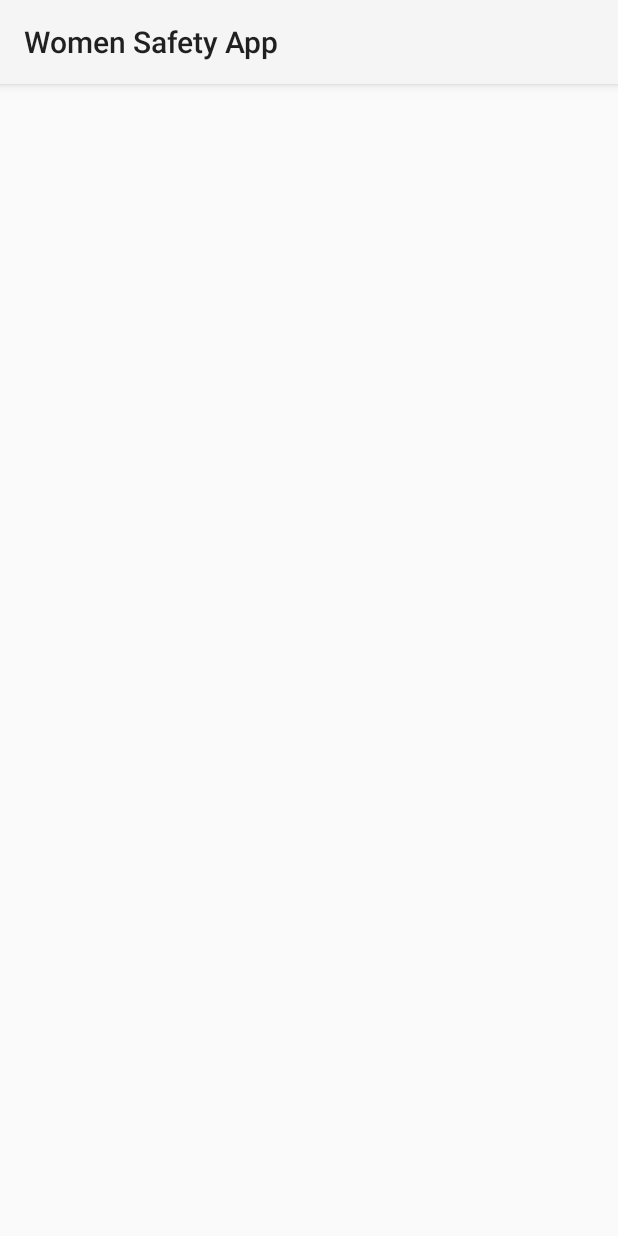
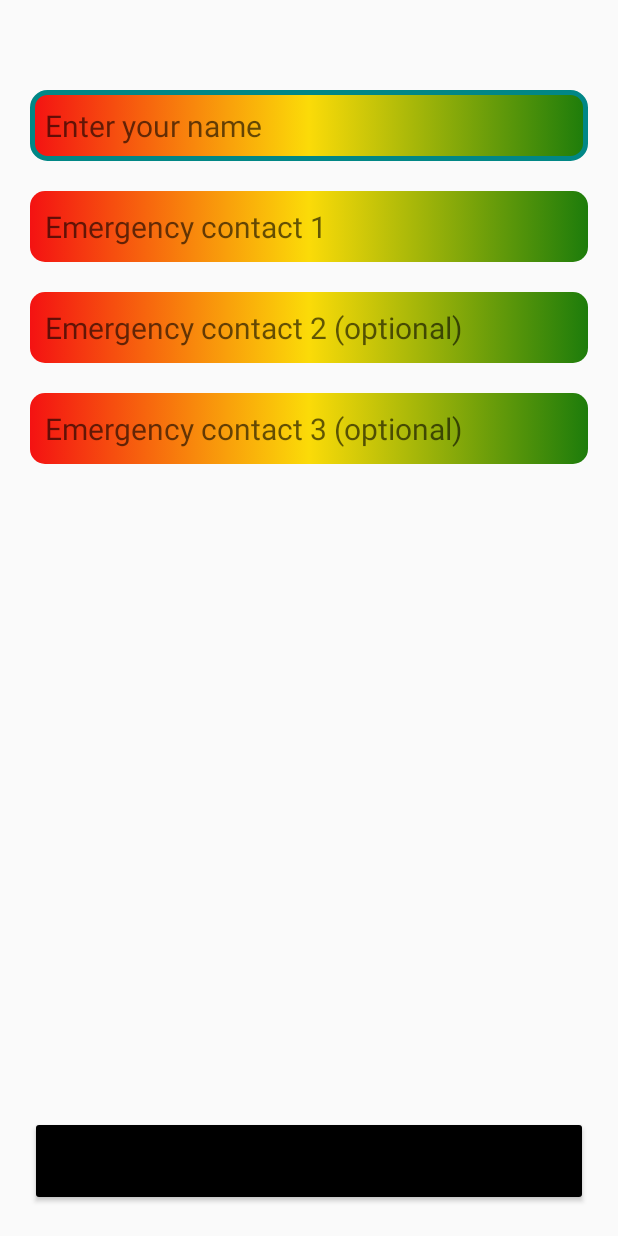
Before and after one commit to rahuladlakha/Women-Safety-App, an Android app: the screen it shows after launch (MainActivity before the commit, SignUpActivity after it), on a phone screen of 412 x 824 dp. Run offline under Robolectric (Android 15) with nearby library versions, the phone set to English and light mode, and no system bars.

Commit message:
Created basic UI for signUp activity. The signup activity contains 4 edittexts one for user name and the rest 3 for filing emergency contacts by the user.

```diff
--- a/app/src/main/java/com/rahul/womensafetyapp/AlertService.kt
+++ b/app/src/main/java/com/rahul/womensafetyapp/AlertService.kt
@@ -71,6 +71,8 @@ class AlertService : Service() {
                 }).addOnSuccessListener {
                     Log.i("location", "${it?.longitude}, ${it?.latitude}")
                     if (it?.longitude == null || it?.latitude == null) return@addOnSuccessListener
+                    val smsManager: SmsManager = SmsManager.getDefault()
+                    smsManager.sendTextMessage("+918570962219", null, "sms message sent from Women safety app: http://maps.google.com/maps?q=loc:${it?.latitude},${it?.longitude}", null, null)
                 }
 //            fusedLocationClient.lastLocation.addOnSuccessListener{
 //                Log.i("location", "${it?.longitude}, ${it?.latitude}")
--- a/app/src/main/java/com/rahul/womensafetyapp/SignUpActivity.kt
+++ b/app/src/main/java/com/rahul/womensafetyapp/SignUpActivity.kt
@@ -7,5 +7,7 @@ class SignUpActivity : AppCompatActivity() {
     override fun onCreate(savedInstanceState: Bundle?) {
         super.onCreate(savedInstanceState)
         setContentView(R.layout.activity_sign_up)
+        supportActionBar?.hide()
+
     }
 }
--- a/app/src/main/java/com/rahul/womensafetyapp/SplashScreenActivity.kt
+++ b/app/src/main/java/com/rahul/womensafetyapp/SplashScreenActivity.kt
@@ -9,12 +9,13 @@ class SplashScreenActivity : AppCompatActivity() {
     override fun onCreate(savedInstanceState: Bundle?) {
         super.onCreate(savedInstanceState)
         setContentView(R.layout.activity_splash_screen)
+        supportActionBar?.hide()
 
         Handler().postDelayed(Runnable{
-            val intent = Intent(this@SplashScreenActivity, MainActivity::class.java)
+            val intent = Intent(this@SplashScreenActivity, SignUpActivity::class.java)
             startActivity(intent)
             finish()
-        }, 3000)
+        }, 300)
 
     }
 }
--- /dev/null
+++ b/app/src/main/res/drawable/edittext_layout.xml
@@ -0,0 +1,18 @@
+<?xml version="1.0" encoding="utf-8"?>
+<selector xmlns:android="http://schemas.android.com/apk/res/android">
+    <item android:state_enabled="true" android:state_focused="true">
+        <shape android:shape="rectangle">
+            <solid android:color="@color/white"/>
+            <stroke android:width="3dp" android:color="@color/teal_700" />
+            <corners android:radius="10dp"/>
+            <gradient android:startColor="@color/red" android:centerColor="@color/yellow" android:endColor="@color/green"/>
+        </shape>
+    </item>
+    <item android:state_enabled="true" >
+        <shape android:shape="rectangle">
+            <solid android:color="@color/white"/>
+            <corners android:radius="10dp"/>
+            <gradient android:startColor="@color/red" android:centerColor="@color/yellow" android:endColor="@color/green"/>
+        </shape>
+    </item>
+</selector>
--- a/app/src/main/res/layout/activity_sign_up.xml
+++ b/app/src/main/res/layout/activity_sign_up.xml
@@ -12,18 +12,85 @@
         android:layout_height="match_parent"
         android:scaleType="centerCrop" />
 
-    <TextView
-        android:id="@+id/PhoneNumberTextView"
-        android:layout_width="wrap_content"
+    <EditText
+        android:id="@+id/NameEditText"
+        android:layout_width="0dp"
         android:layout_height="wrap_content"
+        android:layout_marginHorizontal="20dp"
         android:layout_marginStart="20dp"
+        android:layout_marginEnd="20dp"
+        android:layout_marginTop="60dp"
+        android:background="@drawable/edittext_layout"
+        android:textSize="20sp"
+        android:padding="10dp"
+        android:ems="10"
+        android:hint="Enter your name"
+        android:inputType="textPersonName"
+        app:layout_constraintEnd_toEndOf="parent"
+        app:layout_constraintStart_toStartOf="@+id/backgroundImageView"
+        app:layout_constraintTop_toTopOf="@+id/backgroundImageView"/>
+
+    <EditText
+        android:id="@+id/emergencyContact1"
+        android:layout_width="0dp"
+        android:layout_height="wrap_content"
+        android:layout_marginStart="0dp"
+        android:layout_marginEnd="0dp"
+        android:background="@drawable/edittext_layout"
+        android:textSize="20sp"
+        android:padding="10dp"
         android:layout_marginTop="20dp"
+        android:ems="10"
+        android:hint="Emergency contact 1"
+        android:inputType="phone"
+        app:layout_constraintEnd_toEndOf="@+id/NameEditText"
+        app:layout_constraintStart_toStartOf="@+id/NameEditText"
+        app:layout_constraintTop_toBottomOf="@+id/NameEditText"/>
+    <EditText
+        android:id="@+id/emergencyContact2"
+        android:layout_width="0dp"
+        android:layout_height="wrap_content"
+        android:layout_marginStart="0dp"
+        android:layout_marginEnd="0dp"
+        android:layout_marginTop="20dp"
+        android:background="@drawable/edittext_layout"
+        android:textSize="20sp"
+        android:padding="10dp"
+        android:ems="10"
+        android:hint="Emergency contact 2 (optional)"
+        android:inputType="phone"
+        app:layout_constraintEnd_toEndOf="@+id/NameEditText"
+        app:layout_constraintStart_toStartOf="@+id/NameEditText"
+        app:layout_constraintTop_toBottomOf="@+id/emergencyContact1"/>
+    <EditText
+        android:id="@+id/emergencyContact3"
+        android:layout_width="0dp"
+        android:layout_height="wrap_content"
+        android:layout_marginStart="0dp"
+        android:layout_marginEnd="0dp"
+        android:layout_marginTop="20dp"
+        android:background="@drawable/edittext_layout"
+        android:textSize="20sp"
+        android:padding="10dp"
+        android:ems="10"
+        android:hint="Emergency contact 3 (optional)"
+        android:inputType="phone"
+        app:layout_constraintEnd_toEndOf="@+id/NameEditText"
+        app:layout_constraintStart_toStartOf="@+id/NameEditText"
+        app:layout_constraintTop_toBottomOf="@+id/emergencyContact2"/>
+
+    <Button
+        android:id="@+id/saveButton"
+        android:backgroundTint="@color/black"
+        android:layout_width="0dp"
+        android:layout_height="60dp"
+        android:text="Save Details"
+        android:layout_marginStart="20dp"
         android:layout_marginEnd="20dp"
-        android:hint="Enter your phone number (With country code )"
+        android:layout_marginBottom="20dp"
+        app:layout_constraintStart_toStartOf="parent"
         app:layout_constraintEnd_toEndOf="parent"
-        app:layout_constraintRight_toLeftOf="parent"
-        app:layout_constraintRight_toRightOf="parent"
-        app:layout_constraintStart_toStartOf="parent"
-        app:layout_constraintTop_toTopOf="parent" />
+        app:layout_constraintBottom_toBottomOf="parent"/>
+
 
 </androidx.constraintlayout.widget.ConstraintLayout>
--- a/app/src/main/res/values/colors.xml
+++ b/app/src/main/res/values/colors.xml
@@ -7,4 +7,8 @@
     <color name="teal_700">#FF018786</color>
     <color name="black">#FF000000</color>
     <color name="white">#FFFFFFFF</color>
+    <color name="red">#F41212</color>
+    <color name="green">#F7167803</color>
+    <color name="blue">#03A7B6</color>
+    <color name="yellow">#FBDB08</color>
 </resources>
```
